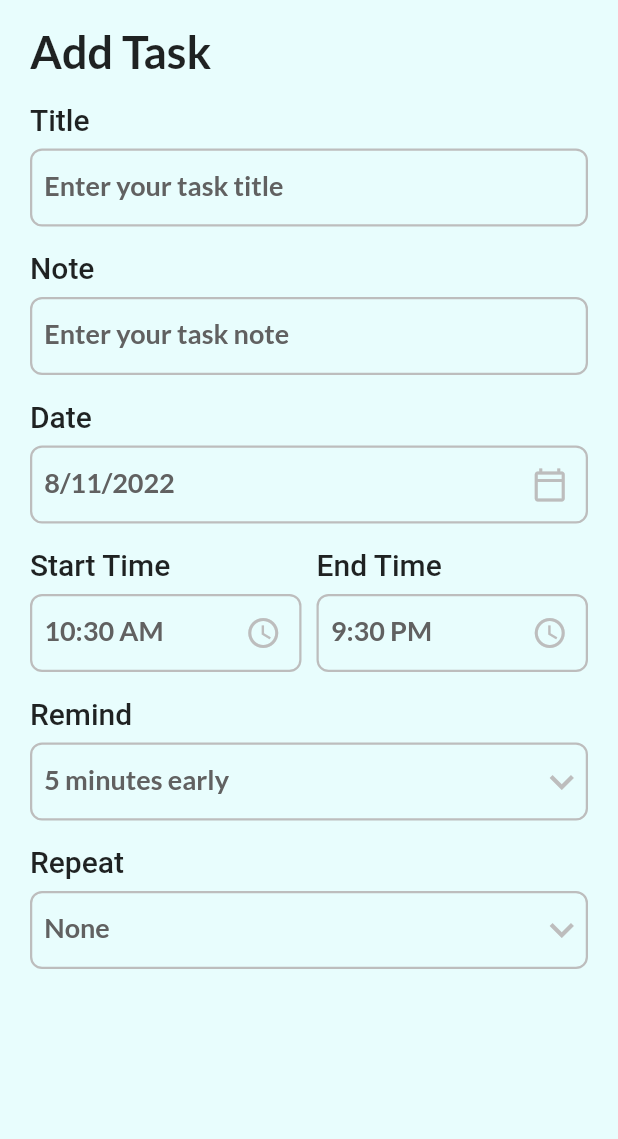
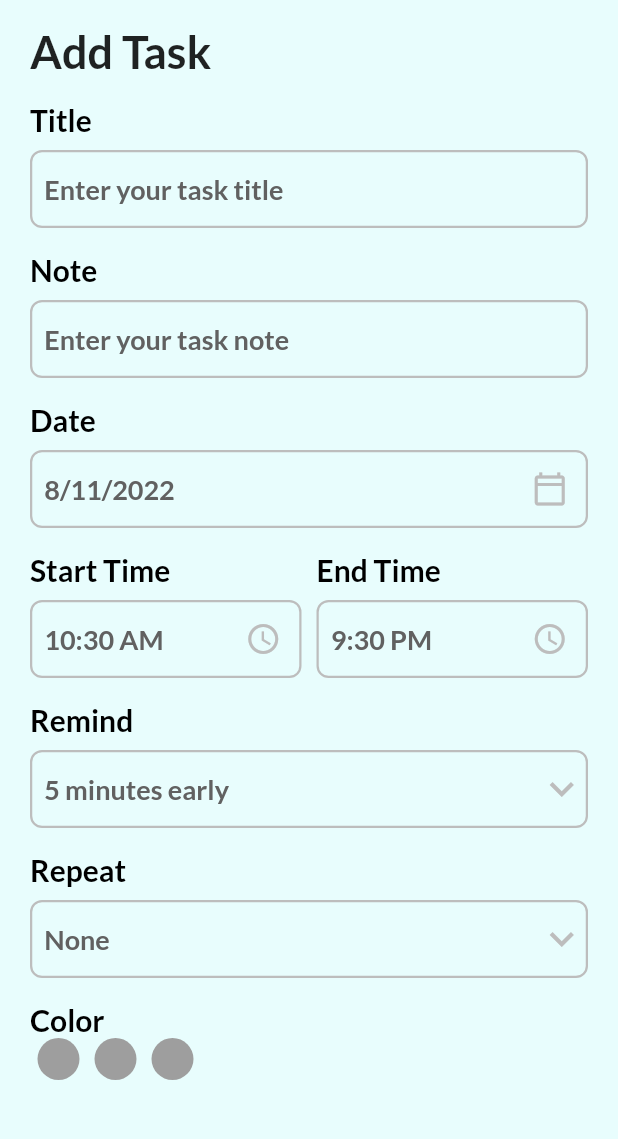
Before and after one commit to Tolulope05/flutter_todo_list, a Flutter app: the AddTaskPage screen opened directly, on a phone screen of 412 x 824 dp, the part 72-1211 px from its top. Run offline on Flutter 3.47's test engine with Material 2 defaults, Android fonts, the phone set to English and light mode, and no system bars; our stand-ins replace date_picker_timeline, flutter_local_notifications, get, get_storage, google_fonts, timezone; accounts and stored records are empty.

Commit message:
added color container

```diff
--- a/lib/const/styles.dart
+++ b/lib/const/styles.dart
@@ -21,11 +21,20 @@ TextStyle get subHeadingStyle {
   );
 }
 
+TextStyle get titleStyle {
+  return GoogleFonts.lato(
+    textStyle: TextStyle(
+      fontSize: 20,
+      fontWeight: FontWeight.bold,
+      color: Get.isDarkMode ? Colors.white : Colors.black,
+    ),
+  );
+}
+
 TextStyle get subTitleStyle {
   return GoogleFonts.lato(
     textStyle: TextStyle(
       fontSize: 18,
-      height: 24 / 23,
       fontWeight: FontWeight.bold,
       color: Get.isDarkMode ? Colors.grey[100] : Colors.grey[700],
     ),
--- a/lib/screens/add_task_bar.dart
+++ b/lib/screens/add_task_bar.dart
@@ -147,6 +147,33 @@ class _AddTaskPageState extends State<AddTaskPage> {
                   }).toList(),
                 ),
               ),
+              Container(
+                margin: const EdgeInsets.only(top: 16.0),
+                child: Row(
+                  children: [
+                    Column(
+                      crossAxisAlignment: CrossAxisAlignment.start,
+                      children: [
+                        Text(
+                          "Color",
+                          style: titleStyle,
+                        ),
+                        Wrap(
+                          children: List<Widget>.generate(3, (index) {
+                            return const Padding(
+                              padding: EdgeInsets.symmetric(horizontal: 5.0),
+                              child: CircleAvatar(
+                                radius: 14,
+                                backgroundColor: Colors.grey,
+                              ),
+                            );
+                          }),
+                        )
+                      ],
+                    )
+                  ],
+                ),
+              )
             ],
           ),
         ),
--- a/lib/widgets/input_field.dart
+++ b/lib/widgets/input_field.dart
@@ -26,7 +26,7 @@ class MyInputField extends StatelessWidget {
         children: [
           Text(
             title,
-            style: Theme.of(context).textTheme.headline6,
+            style: titleStyle,
           ),
           Container(
             height: 52,
```
